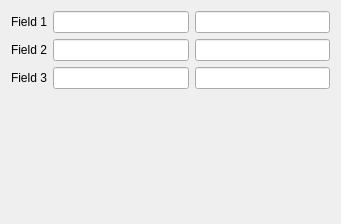
Before: the Qt Designer form Plugins/SplitTableFieldPanel/SplitTableFieldPanel.ui in wildmichael/ParaView3-enhancements-old, drawn with Qt 5.
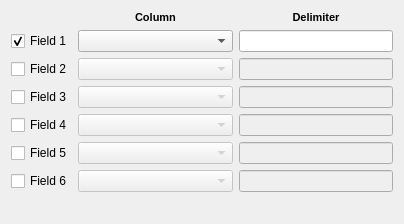
After: the same form once the commit is applied.

Commit message: ENH: Improve SplitTableField and TableToGraph object panels to use QComboBoxes to display available input arrays.

```diff
--- a/Plugins/SplitTableFieldPanel/SplitTableFieldPanel.ui
+++ b/Plugins/SplitTableFieldPanel/SplitTableFieldPanel.ui
@@ -5,7 +5,7 @@
    <rect>
     <x>0</x>
     <y>0</y>
-    <width>341</width>
+    <width>404</width>
     <height>224</height>
    </rect>
   </property>
@@ -13,46 +13,81 @@
    <string>Form</string>
   </property>
   <layout class="QGridLayout" >
-   <item row="0" column="0" >
-    <widget class="QLabel" name="label_6" >
-     <property name="text" >
-      <string>Field 1</string>
-     </property>
-    </widget>
-   </item>
    <item row="0" column="1" >
-    <widget class="QLineEdit" name="fieldName1" />
+    <widget class="QLabel" name="label" >
+     <property name="text" >
+      <string>&lt;html>&lt;head>&lt;meta name="qrichtext" content="1" />&lt;style type="text/css">
+p, li { white-space: pre-wrap; }
+&lt;/style>&lt;/head>&lt;body style=" font-family:'MS Shell Dlg 2'; font-size:8.25pt; font-weight:400; font-style:normal;">
+&lt;p style=" margin-top:0px; margin-bottom:0px; margin-left:0px; margin-right:0px; -qt-block-indent:0; text-indent:0px;">&lt;span style=" font-size:8pt; font-weight:600;">Column&lt;/span>&lt;/p>&lt;/body>&lt;/html></string>
+     </property>
+     <property name="alignment" >
+      <set>Qt::AlignCenter</set>
+     </property>
+    </widget>
    </item>
    <item row="0" column="2" >
-    <widget class="QLineEdit" name="fieldDelimiter1" />
-   </item>
-   <item row="1" column="0" >
-    <widget class="QLabel" name="label_7" >
+    <widget class="QLabel" name="label_2" >
      <property name="text" >
-      <string>Field 2</string>
+      <string>&lt;html>&lt;head>&lt;meta name="qrichtext" content="1" />&lt;style type="text/css">
+p, li { white-space: pre-wrap; }
+&lt;/style>&lt;/head>&lt;body style=" font-family:'MS Shell Dlg 2'; font-size:8.25pt; font-weight:400; font-style:normal;">
+&lt;p style=" margin-top:0px; margin-bottom:0px; margin-left:0px; margin-right:0px; -qt-block-indent:0; text-indent:0px;">&lt;span style=" font-size:8pt; font-weight:600;">Delimiter&lt;/span>&lt;/p>&lt;/body>&lt;/html></string>
+     </property>
+     <property name="alignment" >
+      <set>Qt::AlignCenter</set>
      </property>
     </widget>
    </item>
-   <item row="1" column="1" >
-    <widget class="QLineEdit" name="fieldName2" />
-   </item>
    <item row="1" column="2" >
-    <widget class="QLineEdit" name="fieldDelimiter2" />
-   </item>
-   <item row="2" column="0" >
-    <widget class="QLabel" name="label_8" >
-     <property name="text" >
-      <string>Field 3</string>
-     </property>
-    </widget>
-   </item>
-   <item row="2" column="1" >
-    <widget class="QLineEdit" name="fieldName3" />
+    <widget class="QLineEdit" name="fieldDelimiter1" />
    </item>
    <item row="2" column="2" >
-    <widget class="QLineEdit" name="fieldDelimiter3" />
+    <widget class="QLineEdit" name="fieldDelimiter2" >
+     <property name="enabled" >
+      <bool>false</bool>
+     </property>
+    </widget>
    </item>
-   <item row="3" column="1" >
+   <item row="3" column="2" >
+    <widget class="QLineEdit" name="fieldDelimiter3" >
+     <property name="enabled" >
+      <bool>false</bool>
+     </property>
+    </widget>
+   </item>
+   <item row="4" column="2" >
+    <widget class="QLineEdit" name="fieldDelimiter4" >
+     <property name="enabled" >
+      <bool>false</bool>
+     </property>
+    </widget>
+   </item>
+   <item row="5" column="2" >
+    <widget class="QLineEdit" name="fieldDelimiter5" >
+     <property name="enabled" >
+      <bool>false</bool>
+     </property>
+    </widget>
+   </item>
+   <item row="6" column="2" >
+    <widget class="QLineEdit" name="fieldDelimiter6" >
+     <property name="enabled" >
+      <bool>false</bool>
+     </property>
+    </widget>
+   </item>
+   <item row="1" column="1" >
+    <widget class="QComboBox" name="fieldName1" >
+     <property name="sizePolicy" >
+      <sizepolicy vsizetype="Fixed" hsizetype="Expanding" >
+       <horstretch>0</horstretch>
+       <verstretch>0</verstretch>
+      </sizepolicy>
+     </property>
+    </widget>
+   </item>
+   <item row="7" column="1" >
     <spacer>
      <property name="orientation" >
       <enum>Qt::Vertical</enum>
@@ -65,6 +100,116 @@
      </property>
     </spacer>
    </item>
+   <item row="2" column="1" >
+    <widget class="QComboBox" name="fieldName2" >
+     <property name="enabled" >
+      <bool>false</bool>
+     </property>
+     <property name="sizePolicy" >
+      <sizepolicy vsizetype="Fixed" hsizetype="Expanding" >
+       <horstretch>0</horstretch>
+       <verstretch>0</verstretch>
+      </sizepolicy>
+     </property>
+    </widget>
+   </item>
+   <item row="3" column="1" >
+    <widget class="QComboBox" name="fieldName3" >
+     <property name="enabled" >
+      <bool>false</bool>
+     </property>
+     <property name="sizePolicy" >
+      <sizepolicy vsizetype="Fixed" hsizetype="Expanding" >
+       <horstretch>0</horstretch>
+       <verstretch>0</verstretch>
+      </sizepolicy>
+     </property>
+    </widget>
+   </item>
+   <item row="4" column="1" >
+    <widget class="QComboBox" name="fieldName4" >
+     <property name="enabled" >
+      <bool>false</bool>
+     </property>
+     <property name="sizePolicy" >
+      <sizepolicy vsizetype="Fixed" hsizetype="Expanding" >
+       <horstretch>0</horstretch>
+       <verstretch>0</verstretch>
+      </sizepolicy>
+     </property>
+    </widget>
+   </item>
+   <item row="5" column="1" >
+    <widget class="QComboBox" name="fieldName5" >
+     <property name="enabled" >
+      <bool>false</bool>
+     </property>
+     <property name="sizePolicy" >
+      <sizepolicy vsizetype="Fixed" hsizetype="Expanding" >
+       <horstretch>0</horstretch>
+       <verstretch>0</verstretch>
+      </sizepolicy>
+     </property>
+    </widget>
+   </item>
+   <item row="6" column="1" >
+    <widget class="QComboBox" name="fieldName6" >
+     <property name="enabled" >
+      <bool>false</bool>
+     </property>
+     <property name="sizePolicy" >
+      <sizepolicy vsizetype="Fixed" hsizetype="Expanding" >
+       <horstretch>0</horstretch>
+       <verstretch>0</verstretch>
+      </sizepolicy>
+     </property>
+    </widget>
+   </item>
+   <item row="1" column="0" >
+    <widget class="QCheckBox" name="enableField1" >
+     <property name="text" >
+      <string>Field 1</string>
+     </property>
+     <property name="checked" >
+      <bool>true</bool>
+     </property>
+    </widget>
+   </item>
+   <item row="2" column="0" >
+    <widget class="QCheckBox" name="enableField2" >
+     <property name="text" >
+      <string>Field 2</string>
+     </property>
+    </widget>
+   </item>
+   <item row="3" column="0" >
+    <widget class="QCheckBox" name="enableField3" >
+     <property name="text" >
+      <string>Field 3</string>
+     </property>
+    </widget>
+   </item>
+   <item row="4" column="0" >
+    <widget class="QCheckBox" name="enableField4" >
+     <property name="text" >
+      <string>Field 4</string>
+     </property>
+    </widget>
+   </item>
+   <item row="5" column="0" >
+    <widget class="QCheckBox" name="enableField5" >
+     <property name="text" >
+      <string>Field 5</string>
+     </property>
+    </widget>
+   </item>
+   <item row="6" column="0" >
+    <widget class="QCheckBox" name="enableField6" >
+     <property name="text" >
+      <string>Field 6</string>
+     </property>
+    </widget>
+   </item>
   </layout>
  </widget>
  <resources/>
```
The commit also changes 4 other files.
